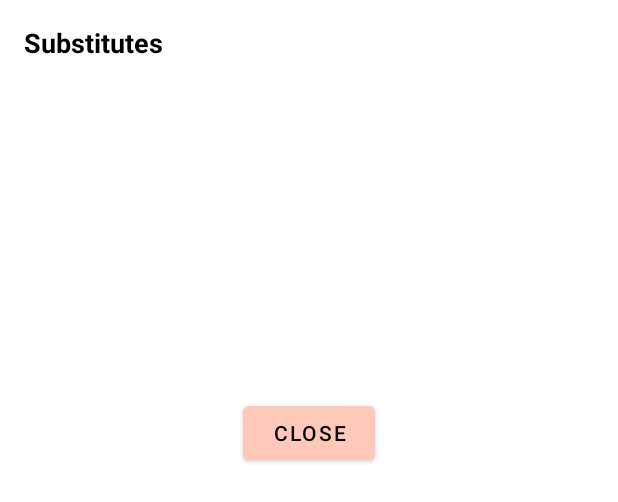
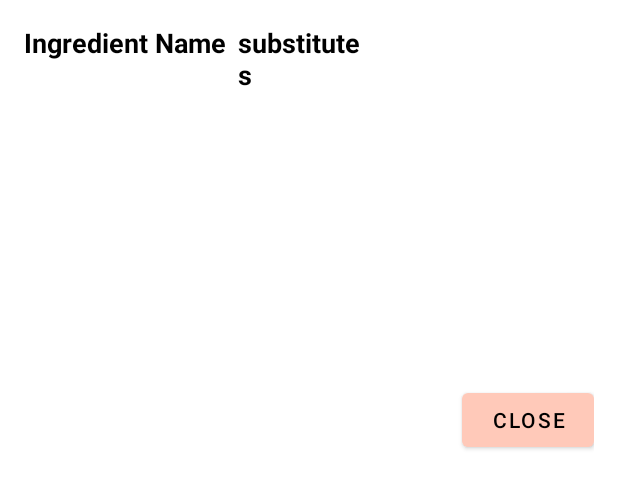
Before and after one commit to mia-a-h/bon_app, an Android app: the layout substitute_dialog.xml on its own in the app's theme, with its tools: preview values and no code run, on a phone screen of 412 x 824 dp. Shown: the top 502 px of the screen. Run offline under Robolectric (Android 15) with nearby library versions, the light colour scheme and no system bars.

Commit message:
ingredient substitutes

```diff
--- a/app/src/main/java/com/example/recipe_app/model/IngredientSub.kt
+++ b/app/src/main/java/com/example/recipe_app/model/IngredientSub.kt
@@ -3,5 +3,5 @@ package com.example.recipe_app.model
 data class IngredientSub(
     val ingredient: String,
     val substitutes: List<String>,
-    val message: String
+    val message: String?
 )
--- a/app/src/main/res/layout/substitute_dialog.xml
+++ b/app/src/main/res/layout/substitute_dialog.xml
@@ -1,43 +1,59 @@
 <?xml version="1.0" encoding="utf-8"?>
-<androidx.constraintlayout.widget.ConstraintLayout
-    xmlns:android="http://schemas.android.com/apk/res/android"
+<androidx.constraintlayout.widget.ConstraintLayout xmlns:android="http://schemas.android.com/apk/res/android"
     xmlns:app="http://schemas.android.com/apk/res-auto"
+    xmlns:tools="http://schemas.android.com/tools"
     android:layout_width="match_parent"
     android:layout_height="wrap_content"
     android:padding="16dp">
 
     <!-- Dialog Title -->
     <TextView
-        android:id="@+id/dialogTitle"
-        android:layout_width="0dp"
+        android:id="@+id/dialogTitle1"
+        android:layout_width="wrap_content"
         android:layout_height="wrap_content"
-        android:text="Substitutes"
+        android:text="@string/ingredient_name"
+        android:textColor="@color/black"
+        android:textSize="18sp"
         android:textStyle="bold"
+        tools:layout_editor_absoluteX="16dp"
+        tools:layout_editor_absoluteY="16dp"
+        app:layout_constraintStart_toStartOf="parent"
+        app:layout_constraintTop_toTopOf="parent"/>
+
+    <TextView
+        android:id="@+id/dialogTitle2"
+        android:layout_width="90dp"
+        android:layout_height="wrap_content"
+        android:text="substitutes"
+        android:layout_marginStart="8dp"
+        android:textColor="@color/black"
         android:textSize="18sp"
-        android:textColor="@color/black"
+        android:textStyle="bold"
+        tools:layout_editor_absoluteX="156dp"
+        tools:layout_editor_absoluteY="16dp"
         app:layout_constraintTop_toTopOf="parent"
-        app:layout_constraintStart_toStartOf="parent"
-        app:layout_constraintEnd_toEndOf="parent" />
+        app:layout_constraintStart_toEndOf="@id/dialogTitle1"/>
 
     <!-- RecyclerView for displaying substitutes -->
     <androidx.recyclerview.widget.RecyclerView
         android:id="@+id/substitutesRecyclerView"
-        android:layout_width="0dp"
+        android:layout_width="379dp"
         android:layout_height="200dp"
-        android:layout_marginTop="8dp"
-        app:layout_constraintTop_toBottomOf="@id/dialogTitle"
+        android:layout_marginTop="15dp"
+        tools:layout_editor_absoluteX="16dp"
+        tools:layout_editor_absoluteY="48dp"
         app:layout_constraintStart_toStartOf="parent"
-        app:layout_constraintEnd_toEndOf="parent" />
+        app:layout_constraintTop_toBottomOf="@id/dialogTitle1"/>
 
     <!-- Close Button -->
     <Button
         android:id="@+id/closeButton"
         android:layout_width="wrap_content"
         android:layout_height="wrap_content"
-        android:layout_marginTop="16dp"
         android:text="Close"
+        tools:layout_editor_absoluteX="162dp"
+        tools:layout_editor_absoluteY="264dp"
         app:layout_constraintTop_toBottomOf="@id/substitutesRecyclerView"
-        app:layout_constraintEnd_toEndOf="parent"
-        app:layout_constraintStart_toStartOf="parent" />
+        app:layout_constraintEnd_toEndOf="parent"/>
 
 </androidx.constraintlayout.widget.ConstraintLayout>
```
Also changed, not shown: app/src/main/java/com/example/recipe_app/adapter/IngredientsAdapter.kt (+6 -10 lines), app/src/main/java/com/example/recipe_app/adapter/SubstituteAdapter.kt (added, +28 -0 lines), app/src/main/res/layout/substitute_item.xml (added, +9 -0 lines).
